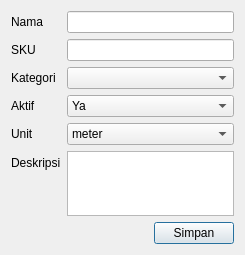
Old version of the form src/dialogs/producteditordialog.ui in the repository AyahnaSyahid/LazyMins.
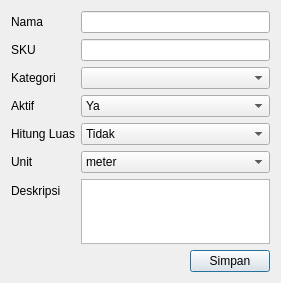
New version of the form. Custom widgets are drawn as their Qt base class.

Commit message: Edit Hitung luas

```diff
--- a/src/dialogs/producteditordialog.ui
+++ b/src/dialogs/producteditordialog.ui
@@ -6,8 +6,8 @@
    <rect>
     <x>0</x>
     <y>0</y>
-    <width>245</width>
-    <height>255</height>
+    <width>281</width>
+    <height>277</height>
    </rect>
   </property>
   <property name="windowTitle">
@@ -70,14 +70,14 @@
        </item>
       </widget>
      </item>
-     <item row="4" column="0">
+     <item row="5" column="0">
       <widget class="QLabel" name="unitLabel">
        <property name="text">
         <string>Unit</string>
        </property>
       </widget>
      </item>
-     <item row="4" column="1">
+     <item row="5" column="1">
       <widget class="QComboBox" name="comboUnit">
        <item>
         <property name="text">
@@ -96,14 +96,14 @@
        </item>
       </widget>
      </item>
-     <item row="5" column="0">
+     <item row="6" column="0">
       <widget class="QLabel" name="deskripsiLabel">
        <property name="text">
         <string>Deskripsi</string>
        </property>
       </widget>
      </item>
-     <item row="5" column="1">
+     <item row="6" column="1">
       <widget class="QPlainTextEdit" name="descPlainTextEdit">
        <property name="maximumSize">
         <size>
@@ -116,6 +116,27 @@
        </property>
       </widget>
      </item>
+     <item row="4" column="0">
+      <widget class="QLabel" name="label">
+       <property name="text">
+        <string>Hitung Luas</string>
+       </property>
+      </widget>
+     </item>
+     <item row="4" column="1">
+      <widget class="QComboBox" name="comboArea">
+       <item>
+        <property name="text">
+         <string>Tidak</string>
+        </property>
+       </item>
+       <item>
+        <property name="text">
+         <string>Ya</string>
+        </property>
+       </item>
+      </widget>
+     </item>
     </layout>
    </item>
    <item alignment="Qt::AlignmentFlag::AlignRight">
```
The commit also changes 2 other files.
